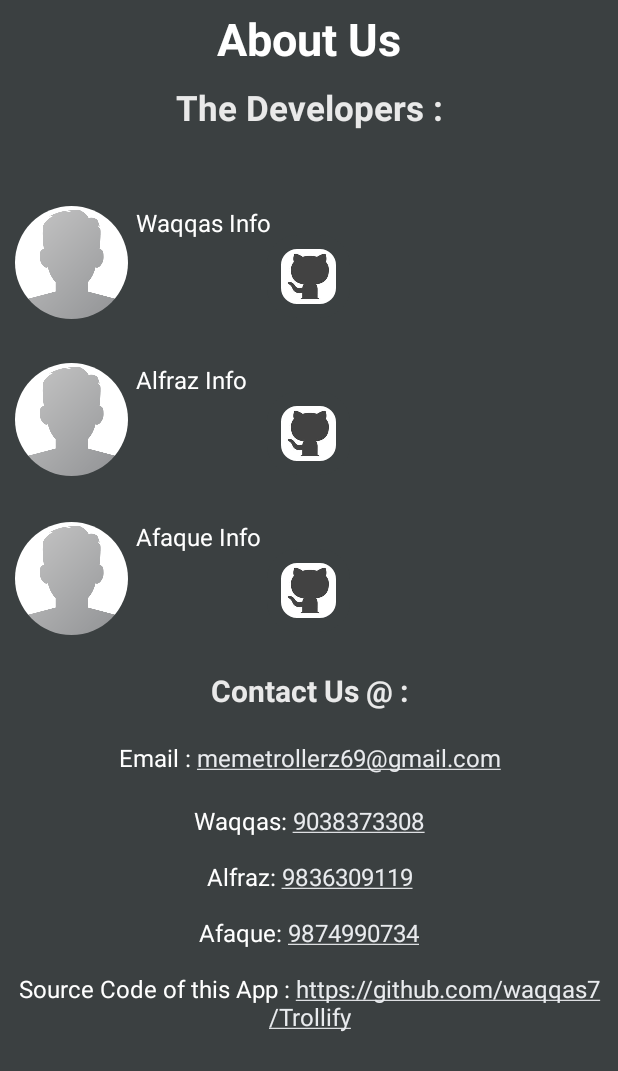
After one commit to waqqas7/Trollify, an Android app: the layout activity_about_us.xml on its own in the app's theme, with its tools: preview values and no code run, on a phone screen of 412 x 824 dp. The commit adds this screen. Shown: the top 1071 px of the screen. Run offline under Robolectric (Android 15) with nearby library versions, the phone set to English and light mode, and no system bars.

Commit message:
About Us Info Activity Added

```diff
--- a/app/src/main/AndroidManifest.xml
+++ b/app/src/main/AndroidManifest.xml
@@ -13,7 +13,8 @@
         android:roundIcon="@mipmap/ic_launcher_round"
         android:supportsRtl="true"
         android:theme="@style/AppTheme">
-        <activity android:name=".ImageViewerActivity"></activity>
+        <activity android:name=".AboutUsActivity"></activity>
+        <activity android:name=".ImageViewerActivity" />
         <activity
             android:name=".MyPostsActivity"
             android:parentActivityName=".ProfileActivity" />
--- /dev/null
+++ b/app/src/main/java/com/example/trollify/AboutUsActivity.java
@@ -0,0 +1,89 @@
+package com.example.trollify;
+
+import androidx.appcompat.app.AppCompatActivity;
+
+import android.content.Intent;
+import android.net.Uri;
+import android.os.Bundle;
+import android.view.View;
+import android.widget.ImageView;
+import android.widget.TextView;
+
+import com.squareup.picasso.Picasso;
+
+import de.hdodenhof.circleimageview.CircleImageView;
+
+public class AboutUsActivity extends AppCompatActivity {
+    private CircleImageView waqqasImage, alfrazImage, afaqImage;
+    private ImageView waqqasGit,    alfrazGit, afaqGit;
+    private TextView waqqasInfo, alfrazInfo, afaqInfo;
+
+    @Override
+    protected void onCreate(Bundle savedInstanceState)
+    {
+        super.onCreate(savedInstanceState);
+        setContentView(R.layout.activity_about_us);
+
+        waqqasImage = (CircleImageView) findViewById(R.id.waqqas_profile_pic);
+        waqqasGit = (ImageView) findViewById(R.id.waqqas_git_link);
+        waqqasInfo = (TextView) findViewById(R.id.waqqas_info);
+
+        alfrazImage = (CircleImageView) findViewById(R.id.alfraz_profile_pic);
+        alfrazGit = (ImageView) findViewById(R.id.alfraz_git_link);
+        alfrazInfo = (TextView) findViewById(R.id.alfraz_info);
+
+        afaqImage = (CircleImageView) findViewById(R.id.afaq_profile_pic);
+        afaqGit = (ImageView) findViewById(R.id.afaq_git_link);
+        afaqInfo = (TextView) findViewById(R.id.afaq_info);
+
+        waqqasInfo.setText("Hi! My name is Waqqas Akhter. I developed this social networking app Trollify with my best friends. I love to code and play games. Hope you enjoy the experience!\nPress the icon below to follow me on GitHub");
+        alfrazInfo.setText("Hello! I'm Alfraz Ahmed. I developed this social networking app Trollify with my colleagues. Developing and flirting are two things i am good at. Happy Trolling...\nPress the icon below to follow me on GitHub");
+        afaqInfo.setText("I'm Afaque Alam though i like to go by the name 'Alpha'. Developing this app has truly been an amazing experience for me. I also build video games but I suck at PUBG because it's a shitty game.\nPress the icon below to follow me on GitHub");
+
+
+        String waqqasProfImageUrl = "https://firebasestorage.googleapis.com/v0/b/trollify-7e3cc.appspot.com/o/waqqas.jpg?alt=media&token=4763ab57-1c39-4792-a5ea-959bf6aacb58";
+        Picasso.get().load(waqqasProfImageUrl).into(waqqasImage);
+
+        String alfrazProfImageUrl = "https://firebasestorage.googleapis.com/v0/b/trollify-7e3cc.appspot.com/o/Alfraz.png?alt=media&token=f07193e6-9cab-49fd-99be-6ce18de479a2";
+        Picasso.get().load(alfrazProfImageUrl).into(alfrazImage);
+
+        String afaqProfImageUrl = "https://firebasestorage.googleapis.com/v0/b/trollify-7e3cc.appspot.com/o/Afaque.png?alt=media&token=8606a48f-65d7-4bd3-ba76-aacfc74fca1e";
+        Picasso.get().load(afaqProfImageUrl).into(afaqImage);
+
+        waqqasGit.setOnClickListener(new View.OnClickListener() {
+            @Override
+            public void onClick(View view)
+            {
+                Intent intent = new Intent();
+                intent.setAction(Intent.ACTION_VIEW);
+                intent.addCategory(Intent.CATEGORY_BROWSABLE);
+                intent.setData(Uri.parse("https://github.com/waqqas7"));
+                startActivity(intent);
+            }
+        });
+
+        alfrazGit.setOnClickListener(new View.OnClickListener() {
+            @Override
+            public void onClick(View view)
+            {
+                Intent intent = new Intent();
+                intent.setAction(Intent.ACTION_VIEW);
+                intent.addCategory(Intent.CATEGORY_BROWSABLE);
+                intent.setData(Uri.parse("https://github.com/Alfrazgit"));
+                startActivity(intent);
+            }
+        });
+
+        afaqGit.setOnClickListener(new View.OnClickListener() {
+            @Override
+            public void onClick(View view)
+            {
+                Intent intent = new Intent();
+                intent.setAction(Intent.ACTION_VIEW);
+                intent.addCategory(Intent.CATEGORY_BROWSABLE);
+                intent.setData(Uri.parse("https://github.com/ALPHA-Dev-lab"));
+                startActivity(intent);
+            }
+        });
+    }
+}
--- a/app/src/main/java/com/example/trollify/MainActivity.java
+++ b/app/src/main/java/com/example/trollify/MainActivity.java
@@ -447,6 +447,7 @@ public class MainActivity extends AppCompatActivity {
                 break;
 
             case R.id.nav_home:
+                SendUserToMainActivity();
                 Toast.makeText(this, "Home", Toast.LENGTH_SHORT).show();
                 break;
 
@@ -476,7 +477,26 @@ public class MainActivity extends AppCompatActivity {
                 mAuth.signOut();
                 SendUserToLoginActivity();
                 break;
+
+            case R.id.nav_aboutUs:
+                SendUserToAboutUsActivity();
+                Toast.makeText(this, "About Us", Toast.LENGTH_SHORT).show();
+                break;
         }
+    }
+
+    private void SendUserToAboutUsActivity()
+    {
+        Intent aboutUsIntent = new Intent(MainActivity.this, AboutUsActivity.class);
+        startActivity(aboutUsIntent);
+    }
+
+    private void SendUserToMainActivity()
+    {
+        Intent selfIntent = new Intent(MainActivity.this, MainActivity.class);
+        selfIntent.addFlags(Intent.FLAG_ACTIVITY_NEW_TASK | Intent.FLAG_ACTIVITY_CLEAR_TASK);
+        startActivity(selfIntent);
+        finish();
     }
 
     private void SendUserToFriendsActivity()
--- /dev/null
+++ b/app/src/main/res/drawable/ic_baseline_info_24.xml
@@ -0,0 +1,10 @@
+<vector xmlns:android="http://schemas.android.com/apk/res/android"
+    android:width="24dp"
+    android:height="24dp"
+    android:viewportWidth="24"
+    android:viewportHeight="24"
+    android:tint="?attr/colorControlNormal">
+  <path
+      android:fillColor="@android:color/white"
+      android:pathData="M12,2C6.48,2 2,6.48 2,12s4.48,10 10,10 10,-4.48 10,-10S17.52,2 12,2zM13,17h-2v-6h2v6zM13,9h-2L11,7h2v2z"/>
+</vector>
--- /dev/null
+++ b/app/src/main/res/drawable/roundedbutton.xml
@@ -0,0 +1,10 @@
+<?xml version="1.0" encoding="utf-8"?>
+<shape xmlns:android="http://schemas.android.com/apk/res/android" android:shape="rectangle">
+    <solid android:color="#00ffffff" />
+    <padding android:left="9dp"
+        android:top="9dp"
+        android:right="9dp"
+        android:bottom="9dp" />
+    <corners android:radius="15dp" />
+    <stroke android:width="9dp" android:color="#3B4041" />
+</shape>
--- /dev/null
+++ b/app/src/main/res/layout/activity_about_us.xml
@@ -0,0 +1,234 @@
+<?xml version="1.0" encoding="utf-8"?>
+<RelativeLayout
+    xmlns:android="http://schemas.android.com/apk/res/android"
+    xmlns:app="http://schemas.android.com/apk/res-auto"
+    xmlns:tools="http://schemas.android.com/tools"
+    android:layout_width="match_parent"
+    android:layout_height="match_parent"
+    android:background="@color/colorProfile"
+    tools:context=".AboutUsActivity">
+
+    <ScrollView
+        android:layout_width="match_parent"
+        android:layout_height="match_parent"
+        android:layout_alignParentStart="true"
+        android:layout_alignParentTop="true">
+
+        <RelativeLayout
+            android:layout_width="match_parent"
+            android:layout_height="wrap_content">
+
+            <TextView
+                android:id="@+id/about_title"
+                android:layout_width="match_parent"
+                android:layout_height="wrap_content"
+                android:text="About Us"
+                android:layout_marginTop="5dp"
+                android:textAlignment="center"
+                android:textAllCaps="false"
+                android:textColor="@android:color/background_light"
+                android:textSize="30sp"
+                android:textStyle="bold"/>
+
+            <TextView
+                android:id="@+id/developer_title"
+                android:layout_width="match_parent"
+                android:layout_height="wrap_content"
+                android:layout_below="@+id/about_title"
+                android:text="The Developers :"
+                android:layout_marginTop="10dp"
+                android:textAlignment="center"
+                android:textAllCaps="false"
+                android:textColor="#E9E9E9"
+                android:textSize="23sp"
+                android:textStyle="bold"/>
+
+            <de.hdodenhof.circleimageview.CircleImageView
+                android:id="@+id/waqqas_profile_pic"
+                android:layout_width="75dp"
+                android:layout_height="75dp"
+                android:layout_below="@+id/developer_title"
+                android:layout_marginTop="50dp"
+                android:layout_marginStart="10dp"
+                android:src="@drawable/profile" />
+
+            <TextView
+                android:id="@+id/waqqas_info"
+                android:layout_width="wrap_content"
+                android:layout_height="wrap_content"
+                android:text="Waqqas Info"
+                android:textAllCaps="false"
+                android:layout_toEndOf="@+id/waqqas_profile_pic"
+                android:layout_below="@+id/developer_title"
+                android:layout_marginTop="50dp"
+                android:layout_marginStart="5dp"
+                android:layout_marginEnd="2dp"
+                android:textColor="@android:color/background_light"
+                android:textSize="16sp"/>
+
+            <ImageView
+                android:id="@+id/waqqas_git_link"
+                android:layout_width="55dp"
+                android:layout_height="55dp"
+                android:padding="6dp"
+                android:elevation="6dp"
+                android:layout_centerHorizontal="true"
+                android:layout_below="@+id/waqqas_info"
+                android:layout_marginTop="-2.5dp"
+                android:src="@drawable/git"/>
+
+            <ImageView
+                android:src="@drawable/roundedbutton"
+                android:layout_width="55dp"
+                android:layout_height="55dp"
+                android:elevation="6dp"
+                android:layout_centerHorizontal="true"
+                android:layout_below="@+id/waqqas_info"
+                android:layout_marginTop="-2.5dp"/>
+
+            <de.hdodenhof.circleimageview.CircleImageView
+                android:id="@+id/alfraz_profile_pic"
+                android:layout_width="75dp"
+                android:layout_height="75dp"
+                android:layout_below="@+id/waqqas_git_link"
+                android:layout_marginTop="30dp"
+                android:layout_marginStart="10dp"
+                android:src="@drawable/profile" />
+
+            <TextView
+                android:id="@+id/alfraz_info"
+                android:layout_width="wrap_content"
+                android:layout_height="wrap_content"
+                android:text="Alfraz Info"
+                android:textAllCaps="false"
+                android:layout_toEndOf="@+id/alfraz_profile_pic"
+                android:layout_below="@+id/waqqas_git_link"
+                android:layout_marginTop="30dp"
+                android:layout_marginStart="5dp"
+                android:layout_marginEnd="2dp"
+                android:textColor="@android:color/background_light"
+                android:textSize="16sp"/>
+
+            <ImageView
+                android:id="@+id/alfraz_git_link"
+                android:layout_width="55dp"
+                android:layout_height="55dp"
+                android:padding="6dp"
+                android:elevation="6dp"
+                android:layout_centerHorizontal="true"
+                android:layout_below="@+id/alfraz_info"
+                android:layout_marginTop="-2.5dp"
+                android:src="@drawable/git"/>
+
+            <ImageView
+                android:src="@drawable/roundedbutton"
+                android:layout_width="55dp"
+                android:layout_height="55dp"
+                android:elevation="6dp"
+                android:layout_centerHorizontal="true"
+                android:layout_below="@+id/alfraz_info"
+                android:layout_marginTop="-2.5dp"/>
+
+            <de.hdodenhof.circleimageview.CircleImageView
+                android:id="@+id/afaq_profile_pic"
+                android:layout_width="75dp"
+                android:layout_height="75dp"
+                android:layout_below="@+id/alfraz_git_link"
+                android:layout_marginStart="10dp"
+                android:layout_marginTop="31dp"
+                android:src="@drawable/profile" />
+
+            <TextView
+                android:id="@+id/afaq_info"
+                android:layout_width="wrap_content"
+                android:layout_height="wrap_content"
+                android:text="Afaque Info"
+                android:textAllCaps="false"
+                android:layout_toEndOf="@+id/afaq_profile_pic"
+                android:layout_below="@+id/alfraz_git_link"
+                android:layout_marginTop="30dp"
+                android:layout_marginStart="5dp"
+                android:layout_marginEnd="2dp"
+                android:textColor="@android:color/background_light"
+                android:textSize="16sp"/>
+
+            <ImageView
+                android:id="@+id/afaq_git_link"
+                android:layout_width="55dp"
+                android:layout_height="55dp"
+                android:padding="6dp"
+                android:elevation="6dp"
+                android:layout_centerHorizontal="true"
+                android:layout_below="@+id/afaq_info"
+                android:layout_marginTop="-2.5dp"
+                android:src="@drawable/git"/>
+
+            <ImageView
+                android:src="@drawable/roundedbutton"
+                android:layout_width="55dp"
+                android:layout_height="55dp"
+                android:elevation="6dp"
+                android:layout_centerHorizontal="true"
+                android:layout_below="@+id/afaq_info"
+                android:layout_marginTop="-2.5dp"/>
+
+            <TextView
+                android:id="@+id/contact_title"
+                android:layout_width="match_parent"
+                android:layout_height="wrap_content"
+                android:layout_below="@+id/afaq_git_link"
+                android:text="Contact Us @ :"
+                android:layout_marginTop="25dp"
+                android:textAlignment="center"
+                android:textAllCaps="false"
+                android:textColor="#E9E9E9"
+                android:textSize="20sp"
+                android:textStyle="bold"/>
+
+            <TextView
+                android:id="@+id/contact_email"
+                android:layout_width="match_parent"
+                android:layout_height="wrap_content"
+                android:textAlignment="center"
+                android:text="Email : memetrollerz69@gmail.com"
+                android:textAllCaps="false"
+                android:autoLink="email"
+                android:layout_below="@+id/contact_title"
+                android:layout_marginTop="20dp"
+                android:textColor="@android:color/background_light"
+                android:textSize="16sp"/>
+
+            <TextView
+                android:id="@+id/contact_phone"
+                android:layout_width="match_parent"
+                android:layout_height="wrap_content"
+                android:textAlignment="center"
+                android:text="Waqqas: 9038373308\n
+                \nAlfraz: 9836309119\n
+                \nAfaque: 9874990734"
+                android:autoLink="phone"
+                android:textAllCaps="false"
+                android:layout_below="@+id/contact_email"
+                android:layout_marginTop="20dp"
+                android:textColor="@android:color/background_light"
+                android:textSize="16sp"/>
+
+            <TextView
+                android:id="@+id/git_repo"
+                android:layout_width="match_parent"
+                android:layout_height="wrap_content"
+                android:textAlignment="center"
+                android:text="Source Code of this App : https://github.com/waqqas7/Trollify"
+                android:autoLink="web"
+                android:textAllCaps="false"
+                android:layout_below="@+id/contact_phone"
+                android:layout_marginTop="15dp"
+                android:layout_marginBottom="15dp"
+                android:textColor="@android:color/background_light"
+                android:textSize="16sp"/>
+
+        </RelativeLayout>
+
+    </ScrollView>
+
+</RelativeLayout>
--- a/app/src/main/res/layout/activity_profile.xml
+++ b/app/src/main/res/layout/activity_profile.xml
@@ -16,7 +16,7 @@
 
         <RelativeLayout
             android:layout_width="match_parent"
-            android:layout_height="match_parent">
+            android:layout_height="wrap_content">
 
             <de.hdodenhof.circleimageview.CircleImageView
                 android:id="@+id/my_profile_pic"
--- a/app/src/main/res/menu/navigation_menu.xml
+++ b/app/src/main/res/menu/navigation_menu.xml
@@ -34,4 +34,9 @@
         android:title="Logout"
         android:icon="@drawable/logout"/>
 
+    <item
+        android:id="@+id/nav_aboutUs"
+        android:title="About Us"
+        android:icon="@drawable/ic_baseline_info_24"/>
+
 </menu>
```
Also changed, not shown: app/src/main/res/drawable/git.jpg (added).
